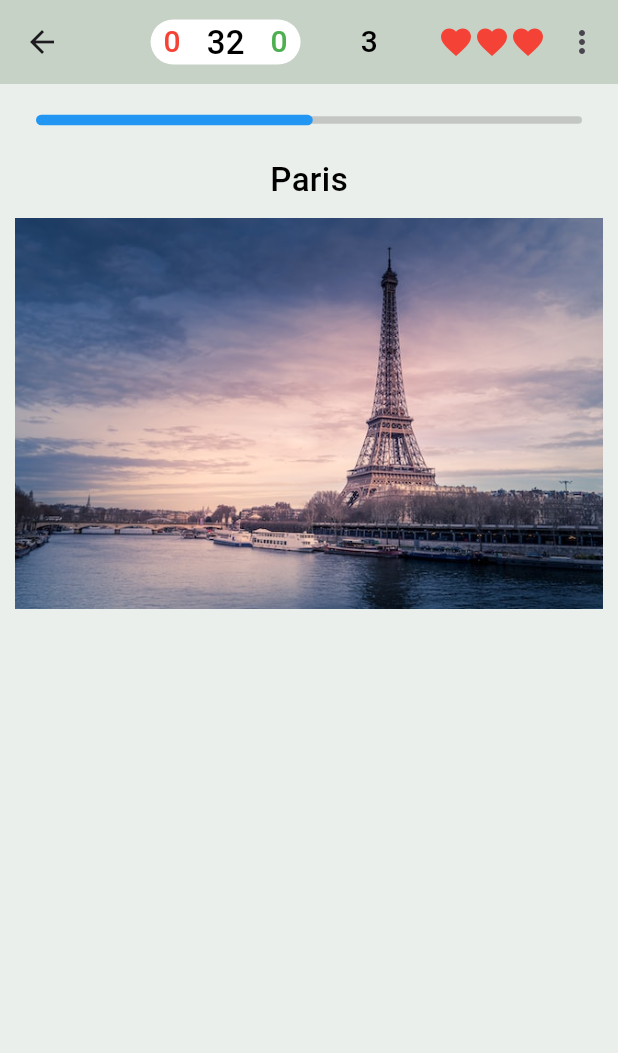
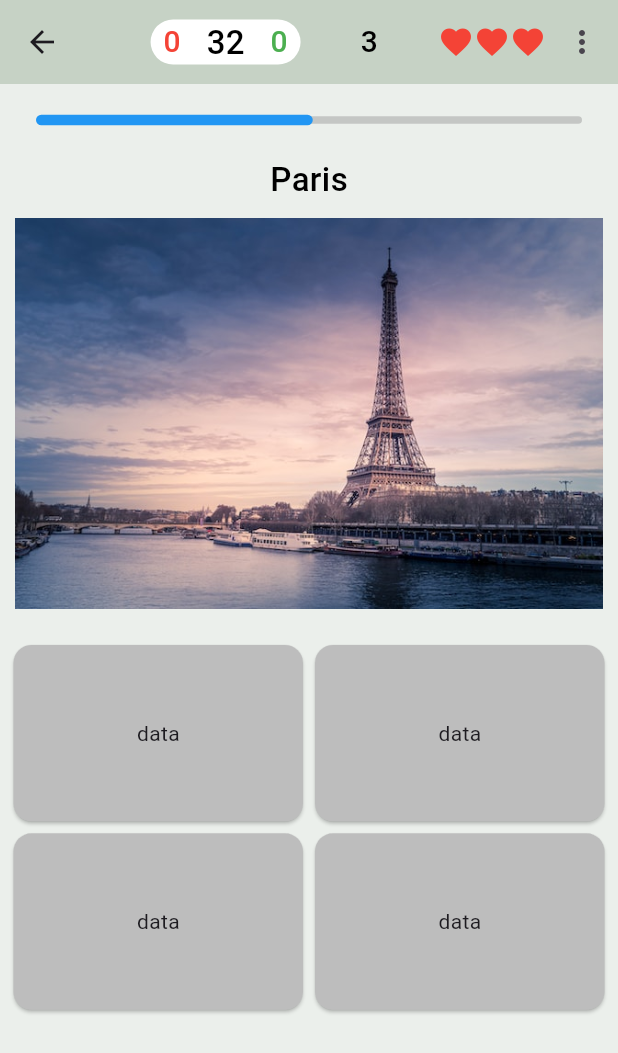
Before and after one commit to tynchtykestebes/Flutter, a Flutter app: the TestView screen opened directly, on a phone screen of 412 x 824 dp. Shown: the top 1053 px of the screen. Run offline on Flutter 3.47's test engine with Material 2 defaults, Android fonts, the phone set to English and light mode, and no system bars; our stand-ins replace audioplayers, cached_network_image, dio, geolocator, share_plus.

Commit message:
variants added

```diff
--- a/capitals_app/lib/view/test_view.dart
+++ b/capitals_app/lib/view/test_view.dart
@@ -99,6 +99,31 @@ class _TestViewState extends State<TestView> {
             ),
             child: Image.asset('assets/images/capitals/paris.jpg'),
           ),
+          const SizedBox(height: 10,),
+          Expanded(
+            child: GridView.builder(
+              padding: const EdgeInsets.only(
+                left: 5,
+                right: 5,
+              ),
+              gridDelegate: const SliverGridDelegateWithFixedCrossAxisCount(
+                crossAxisCount: 2,
+                childAspectRatio: 1.6,
+              ),
+              itemCount: 4,
+              itemBuilder: ((context, index) {
+                return Card(
+                  color: Colors.grey[400],
+                  child: InkWell(
+                    onTap: () {},
+                    child: const Center(
+                      child: Text('data'),
+                    ),
+                  ),
+                );
+              }),
+            ),
+          ),
         ],
       ),
     );
```
Also changed, not shown: capitals_app/lib/model/continents.dart (added, +18 -0 lines).
